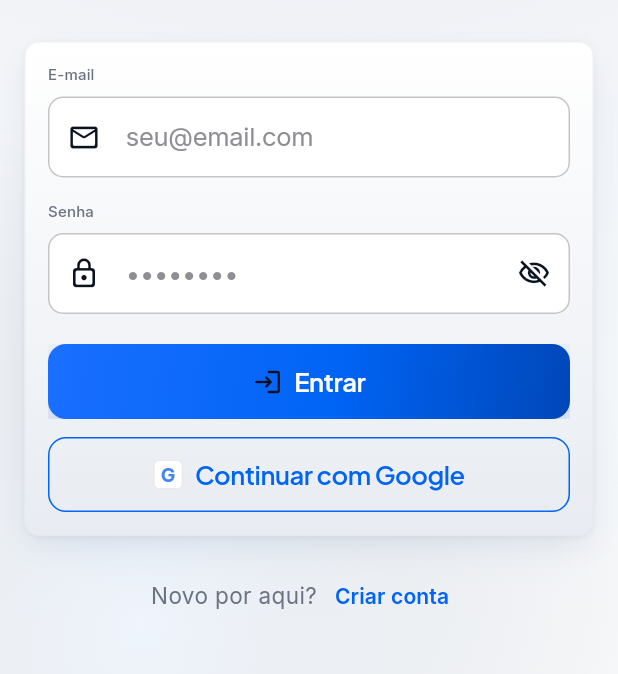
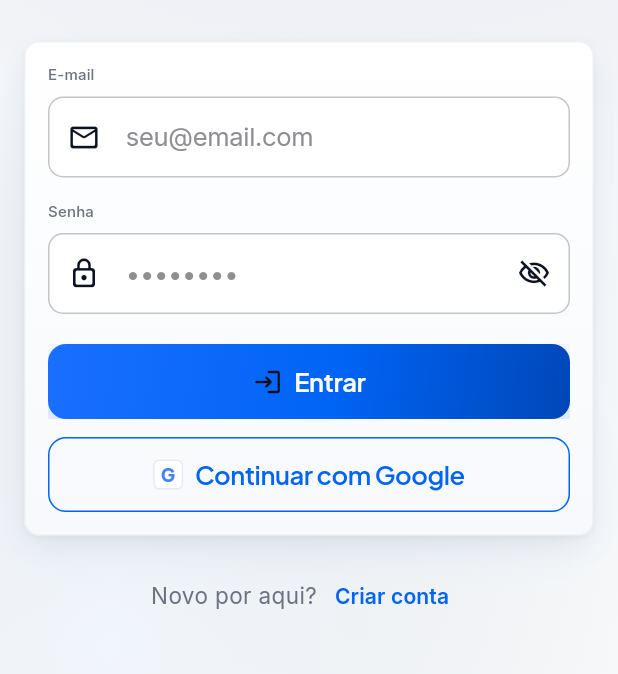
Before and after one commit to solerpedroo/driveflow, a Flutter app: the screen it shows after launch, scrolled down 96 dp, on a phone screen of 412 x 824 dp, the part 562-1236 px from its top. Run offline on Flutter 3.47's test engine with Material 3 defaults, Android fonts, the phone set to English and light mode, and no system bars; our stand-ins replace cached_network_image, connectivity_plus, dio, file_picker, fl_chart, flutter_hooks and 14 more; missing offline and left inert: google_mlkit_text_recognition; accounts and stored records are empty; statements that could not run were skipped.

Commit message:
feat(theme): gradientes navy→blue sem indigo e mesh estático
Hero wealth e blooms de profundidade sem animação.

Co-authored-by: Pedro Henrique Contardi Soler <pedrocsoler@hotmail.com>

```diff
--- a/lib/core/theme/app_gradients.dart
+++ b/lib/core/theme/app_gradients.dart
@@ -2,7 +2,7 @@ import 'package:flutter/material.dart';
 
 import 'app_colors.dart';
 
-/// Gradientes híbridos — ReuniAI brand + Mescla hero + base Cupertino plana.
+/// Gradientes de profundidade — navy → blue, sem indigo/roxo.
 abstract final class AppGradients {
   static const LinearGradient brand = LinearGradient(
     begin: Alignment.topLeft,
@@ -15,11 +15,16 @@ abstract final class AppGradients {
     stops: [0.0, 0.55, 1.0],
   );
 
-  /// Hero wealth — Mescla indigo + ReuniAI blue.
+  /// Hero principal — profundidade Wallet (navy → brand).
   static const LinearGradient heroWealth = LinearGradient(
     begin: Alignment.topLeft,
     end: Alignment.bottomRight,
-    colors: [AppColors.brandBlue, AppColors.mesclaIndigo],
+    colors: [
+      Color(0xFF0B1F3A),
+      AppColors.brandBlueDeep,
+      AppColors.brandBlue,
+    ],
+    stops: [0.0, 0.45, 1.0],
   );
 
   static LinearGradient primaryButton(Brightness brightness) => brand;
@@ -32,14 +37,14 @@ abstract final class AppGradients {
     );
   }
 
-  /// ReuniAI — cartão com tint brand/6% sobre grouped.
+  /// Cartão hero suave — tint brand sem “card marketing”.
   static LinearGradient heroCardAccent(Brightness brightness) {
     if (brightness == Brightness.dark) {
       return LinearGradient(
         begin: Alignment.topLeft,
         end: Alignment.bottomRight,
         colors: [
-          AppColors.brandBlue.withValues(alpha: 0.22),
+          AppColors.brandBlue.withValues(alpha: 0.16),
           AppColors.iosSecondaryGroupedDark,
           AppColors.iosSecondaryGroupedDark,
         ],
@@ -49,7 +54,7 @@ abstract final class AppGradients {
       begin: Alignment.topLeft,
       end: Alignment.bottomRight,
       colors: [
-        AppColors.brandBlue.withValues(alpha: 0.07),
+        AppColors.brandBlue.withValues(alpha: 0.05),
         AppColors.iosSecondaryGrouped,
         AppColors.iosSecondaryGrouped,
       ],
@@ -62,7 +67,7 @@ abstract final class AppGradients {
         begin: Alignment.topCenter,
         end: Alignment.bottomCenter,
         colors: [
-          AppColors.slate.withValues(alpha: 0.9),
+          AppColors.slate.withValues(alpha: 0.95),
           AppColors.iosSecondaryGroupedDark,
         ],
       );
@@ -70,15 +75,15 @@ abstract final class AppGradients {
     return const LinearGradient(
       begin: Alignment.topCenter,
       end: Alignment.bottomCenter,
-      colors: [AppColors.iosSecondaryGrouped, AppColors.lightMuted],
+      colors: [Color(0xFFFFFFFF), Color(0xFFF7F9FC)],
     );
   }
 
   static RadialGradient brandBloom(Brightness brightness) {
-    final alpha = brightness == Brightness.dark ? 0.12 : 0.07;
+    final alpha = brightness == Brightness.dark ? 0.10 : 0.055;
     return RadialGradient(
-      center: const Alignment(0, -1.1),
-      radius: 1.2,
+      center: const Alignment(0.15, -0.95),
+      radius: 1.15,
       colors: [
         AppColors.brandBlue.withValues(alpha: alpha),
         Colors.transparent,
@@ -86,26 +91,27 @@ abstract final class AppGradients {
     );
   }
 
+  /// Blooms estáticos de profundidade (sem animação).
   static List<RadialGradient> meshGlows(
     Brightness brightness,
     double animation,
   ) {
-    final t = animation;
+    // `animation` mantido na assinatura por compatibilidade; ignorado.
     if (brightness == Brightness.dark) {
       return [
         RadialGradient(
-          center: Alignment(0.12 + t * 0.18, -0.55 + t * 0.1),
-          radius: 1.0,
+          center: const Alignment(0.2, -0.7),
+          radius: 1.05,
           colors: [
-            AppColors.brandBlue.withValues(alpha: 0.16),
+            AppColors.brandBlue.withValues(alpha: 0.12),
             Colors.transparent,
           ],
         ),
         RadialGradient(
-          center: Alignment(-0.7 + t * 0.08, 0.9),
-          radius: 0.8,
+          center: const Alignment(-0.75, 0.85),
+          radius: 0.9,
           colors: [
-            AppColors.mesclaIndigo.withValues(alpha: 0.08),
+            AppColors.brandBlueDeep.withValues(alpha: 0.10),
             Colors.transparent,
           ],
         ),
@@ -114,10 +120,10 @@ abstract final class AppGradients {
     return [
       brandBloom(brightness),
       RadialGradient(
-        center: Alignment(-0.6 + t * 0.1, 0.92),
-        radius: 0.85,
+        center: const Alignment(-0.65, 0.95),
+        radius: 0.9,
         colors: [
-          AppColors.brandGlow.withValues(alpha: 0.14),
+          AppColors.brandGlow.withValues(alpha: 0.10),
           Colors.transparent,
         ],
       ),
```
